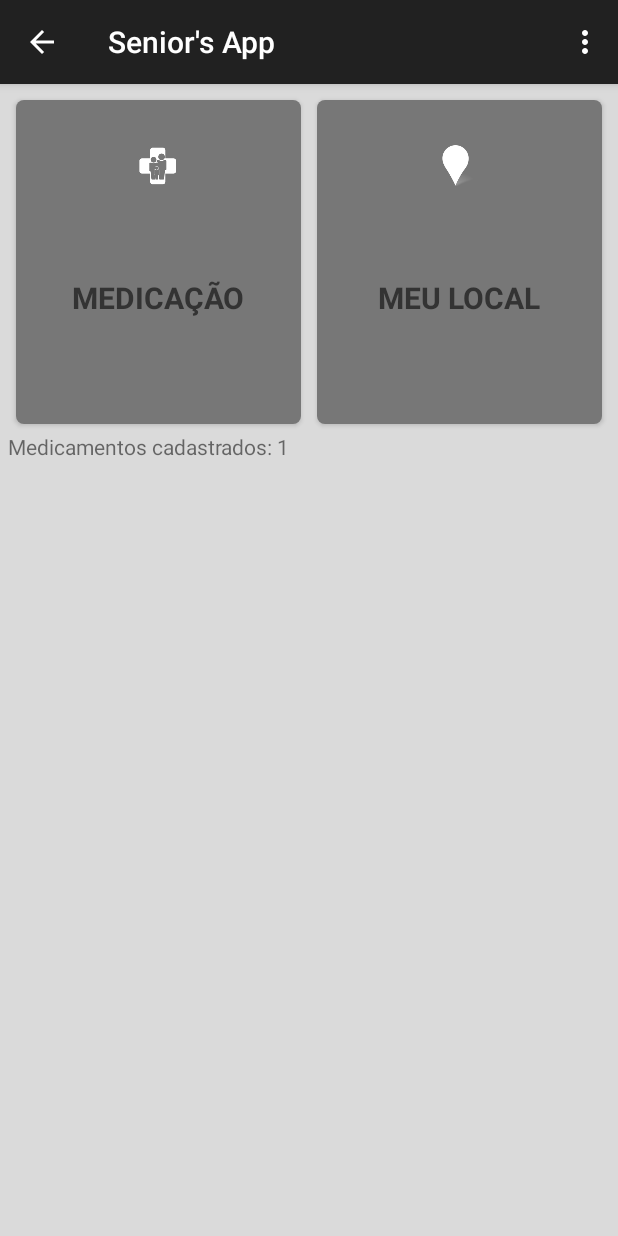
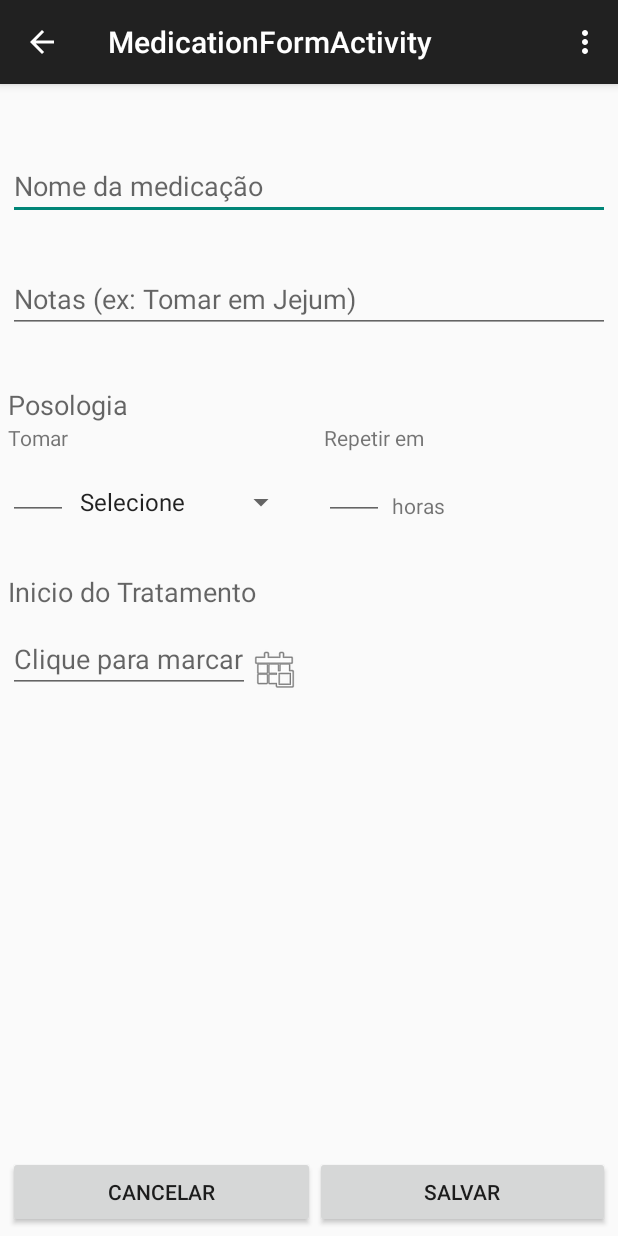
Before and after one commit to fabricaM8/seniorsApp, an Android app: the screen it shows after launch (DashboardActivity before the commit, MedicationFormActivity after it), after a tap on "MEDICAÇÃO", on a phone screen of 412 x 824 dp. Run offline under Robolectric (Android 15) with nearby library versions, the phone set to English and light mode, and no system bars; 2 statements that could not run were skipped.

Commit message:
Formulario de criacao de medicamento atualizado

```diff
--- a/app/build.gradle
+++ b/app/build.gradle
@@ -11,7 +11,7 @@ android {
     buildToolsVersion "21.1.2"
     defaultConfig {
         applicationId "br.com.fabricam8.seniorsapp"
-        minSdkVersion 16
+        minSdkVersion 14
         targetSdkVersion 21
         versionCode 1
         versionName "1.0"
--- a/app/src/main/java/br/com/fabricam8/seniorsapp/DashboardActivity.java
+++ b/app/src/main/java/br/com/fabricam8/seniorsapp/DashboardActivity.java
@@ -2,7 +2,6 @@ package br.com.fabricam8.seniorsapp;
 
 
 import android.app.Activity;
-import android.content.Context;
 import android.content.Intent;
 import android.os.Bundle;
 import android.support.v4.app.Fragment;
@@ -10,20 +9,13 @@ import android.support.v4.app.FragmentManager;
 import android.support.v4.widget.DrawerLayout;
 import android.support.v7.app.ActionBar;
 import android.support.v7.app.ActionBarActivity;
-import android.util.Log;
 import android.view.LayoutInflater;
 import android.view.Menu;
 import android.view.MenuItem;
 import android.view.View;
 import android.view.ViewGroup;
-import android.widget.TextView;
-
-import java.util.Calendar;
 
 import br.com.fabricam8.seniorsapp.alarm.AlarmPlayerService;
-import br.com.fabricam8.seniorsapp.dal.MedicationDAL;
-import br.com.fabricam8.seniorsapp.domain.Medication;
-import br.com.fabricam8.seniorsapp.enums.Dosage;
 
 public class DashboardActivity extends ActionBarActivity
         implements NavigationDrawerFragment.NavigationDrawerCallbacks {
@@ -84,28 +76,10 @@ public class DashboardActivity extends ActionBarActivity
      * Invoked when clicked on the dashboard.
      * @param v The button which invoked the action.
      */
-    public void runMeds(View v) {
-        Context context = this;
-
-        MedicationDAL db = MedicationDAL.getInstance(context);
-
-        Medication med = new Medication();
-        med.setName("Buscopan");
-        med.setDosage(2);
-        med.setDosageType(Dosage.COMPRIMIDO);
-        med.setPeriodicity(6);
-        med.setDuration(7);
-        med.setNextAlert(Calendar.getInstance().getTime());
-        // creating
-        long id = db.create(med);
-
-        Log.i("Seniors - med", med.toString());
-
-        ((TextView)findViewById(R.id.txtCount)).setText("Medicamentos cadastrados: " + db.count());
-
-        Medication dbMed = db.findOne(id);
-        Log.i("Seniors - db med", dbMed.toString());
-        //NotificationEventService.setupAlarm(this);
+    public void runMeds(View v)
+    {
+        Intent i = new Intent(DashboardActivity.this, MedicationFormActivity.class);
+        startActivity(i);
     }
 
 
--- a/app/src/main/java/br/com/fabricam8/seniorsapp/LocationActivity.java
+++ b/app/src/main/java/br/com/fabricam8/seniorsapp/LocationActivity.java
@@ -31,6 +31,7 @@ import android.os.AsyncTask;
 import android.os.Build;
 import android.os.Bundle;
 import android.support.v4.app.DialogFragment;
+import android.support.v7.app.ActionBarActivity;
 import android.util.Log;
 import android.view.View;
 import android.widget.ProgressBar;
@@ -58,7 +59,7 @@ import br.com.fabricam8.seniorsapp.location.LocationUtils;
  *
  * The update interval is hard-coded to be 5 seconds.
  */
-public class LocationActivity extends BaseActivity implements
+public class LocationActivity extends ActionBarActivity implements
         GoogleApiClient.ConnectionCallbacks, GoogleApiClient.OnConnectionFailedListener,
         LocationListener {
 
--- a/app/src/main/java/br/com/fabricam8/seniorsapp/domain/Medication.java
+++ b/app/src/main/java/br/com/fabricam8/seniorsapp/domain/Medication.java
@@ -111,7 +111,8 @@ public class Medication extends AlertEvent {
 
     @Override
     public String toString() {
-        return String.format("Tomar %1$d %2$s de %5$s, a cada %3$d horas, por %4$s dias",
-                getDosage(), getDosageType().toString(), getPeriodicity(), getDuration(), getName());
+        return String.format("Tomar %1$d %2$s de %5$s, a cada %3$d horas, por %4$s dias (%6$s)",
+                getDosage(), getDosageType().toString(), getPeriodicity(), getDuration(), getName(),
+                    getNextAlert().toString());
     }
 }
--- /dev/null
+++ b/app/src/main/res/layout/activity_medication_form.xml
@@ -0,0 +1,179 @@
+<RelativeLayout xmlns:android="http://schemas.android.com/apk/res/android"
+    xmlns:tools="http://schemas.android.com/tools"
+    android:layout_width="match_parent"
+    android:layout_height="match_parent"
+    android:paddingLeft="@dimen/activity_horizontal_margin"
+    android:paddingRight="@dimen/activity_horizontal_margin"
+    android:paddingTop="@dimen/activity_vertical_margin"
+    android:paddingBottom="@dimen/activity_vertical_margin"
+    android:orientation="vertical"
+    tools:context="br.com.fabricam8.seniorsapp.MedicationFormActivity">
+
+
+    <EditText
+        android:id="@+id/txtMed_Name"
+        android:layout_width="wrap_content"
+        android:layout_height="wrap_content"
+        android:layout_marginTop="40dp"
+        android:layout_alignParentTop="true"
+        android:layout_alignParentLeft="true"
+        android:layout_alignParentRight="true"
+        android:hint="Nome da medicação" />
+
+    <EditText
+        android:id="@+id/txtMed_Description"
+        android:layout_width="wrap_content"
+        android:layout_height="wrap_content"
+        android:inputType="textMultiLine"
+        android:ems="10"
+        android:layout_marginTop="30dp"
+        android:layout_below="@+id/txtMed_Name"
+        android:layout_alignParentLeft="true"
+        android:layout_alignParentRight="true"
+        android:hint="Notas (ex: Tomar em Jejum) " />
+
+    <!--Posologia-->
+
+    <TextView
+        android:id="@+id/lbMed_Posology"
+        android:layout_width="wrap_content"
+        android:layout_height="wrap_content"
+        android:textAppearance="?android:attr/textAppearanceMedium"
+        android:text="Posologia"
+        android:layout_below="@+id/txtMed_Description"
+        android:layout_alignParentLeft="true"
+        android:layout_marginTop="35dp" />
+
+    <LinearLayout
+        android:id="@+id/ltMed_Posology"
+        android:layout_width="match_parent"
+        android:layout_height="wrap_content"
+        android:orientation="horizontal"
+        android:layout_below="@id/lbMed_Posology">
+
+        <RelativeLayout
+            android:layout_width="0dp"
+            android:layout_height="fill_parent"
+            android:layout_weight="0.5"
+            android:orientation="vertical">
+
+            <TextView
+                android:id="@+id/lbMed_Qty"
+                android:layout_width="wrap_content"
+                android:layout_height="wrap_content"
+                android:textAppearance="?android:attr/textAppearanceSmall"
+                android:text="Tomar"
+                android:layout_alignParentLeft="true"
+                android:layout_alignParentStart="true"/>
+
+            <EditText
+                android:id="@+id/txtMed_Dosage"
+                android:layout_width="wrap_content"
+                android:layout_height="wrap_content"
+                android:inputType="numberSigned"
+                android:ems="10"
+                android:maxLength="1"
+                android:layout_below="@+id/lbMed_Qty"
+                android:layout_alignParentLeft="true"
+                android:width="40dp" />
+
+            <Spinner
+                android:id="@+id/spnMedDosageType"
+                android:layout_width="wrap_content"
+                android:layout_height="wrap_content"
+                android:entries="@array/arr_Dosage"
+                android:prompt="@string/dosage_prompt"
+                android:layout_toRightOf="@+id/txtMed_Dosage"
+                android:layout_alignBottom="@+id/txtMed_Dosage"/>
+        </RelativeLayout>
+
+        <RelativeLayout
+            android:layout_width="0dp"
+            android:layout_height="fill_parent"
+            android:layout_weight="0.5"
+            android:paddingLeft="10dp">
+
+            <TextView
+                android:id="@+id/lbMed_Repetition"
+                android:layout_width="wrap_content"
+                android:layout_height="wrap_content"
+                android:textAppearance="?android:attr/textAppearanceSmall"
+                android:text="Repetir em"
+                android:layout_alignParentLeft="true"
+                android:layout_alignParentStart="true"/>
+
+            <EditText
+                android:id="@+id/txtMed_Repetition"
+                android:layout_width="wrap_content"
+                android:layout_height="wrap_content"
+                android:inputType="numberSigned"
+                android:ems="10"
+                android:maxLength="2"
+                android:layout_below="@+id/lbMed_Repetition"
+                android:layout_alignParentLeft="true"
+                android:width="40dp" />
+
+            <TextView
+                android:id="@+id/lbMed_Hours"
+                android:layout_width="wrap_content"
+                android:layout_height="wrap_content"
+                android:textAppearance="?android:attr/textAppearanceSmall"
+                android:text="horas"
+                android:layout_toRightOf="@+id/txtMed_Repetition"
+                android:layout_alignBottom="@+id/txtMed_Repetition"
+                android:paddingLeft="5dp"/>
+        </RelativeLayout>
+    </LinearLayout>
+
+    <!--Inicio Tratamento-->
+
+    <TextView
+        android:id="@+id/lbMed_Start"
+        android:layout_width="wrap_content"
+        android:layout_height="wrap_content"
+        android:textAppearance="?android:attr/textAppearanceMedium"
+        android:text="Inicio do Tratamento"
+        android:layout_below="@+id/ltMed_Posology"
+        android:layout_alignParentLeft="true"
+        android:layout_marginTop="35dp" />
+
+    <EditText
+        android:id="@+id/txtMed_StartTime"
+        android:layout_width="wrap_content"
+        android:layout_height="wrap_content"
+        android:paddingTop="20dp"
+        android:hint="Clique para marcar"
+        android:layout_below="@id/lbMed_Start"
+        android:onClick="showTimePickerDialog" />
+
+    <ImageButton
+        android:id="@+id/img_Cal"
+        android:layout_width="wrap_content"
+        android:layout_height="wrap_content"
+        android:background="@android:drawable/ic_menu_today"
+        android:layout_toRightOf="@id/txtMed_StartTime"
+        android:layout_alignBottom="@id/txtMed_StartTime"
+        android:onClick="showTimePickerDialog" />
+
+    <LinearLayout
+        android:orientation="horizontal"
+        android:layout_width="match_parent"
+        android:layout_height="wrap_content"
+        android:layout_alignParentBottom="true">
+
+        <Button
+            android:layout_weight="0.5"
+            android:layout_width="wrap_content"
+            android:layout_height="wrap_content"
+            android:text="Cancelar"
+            android:onClick="cancel"
+            android:id="@+id/btCancelMedication"/>
+        <Button
+            android:layout_weight="0.5"
+            android:layout_width="wrap_content"
+            android:layout_height="wrap_content"
+            android:text="Salvar"
+            android:onClick="saveMedication"
+            android:id="@+id/btSaveMedication"/>
+    </LinearLayout>
+</RelativeLayout>
--- /dev/null
+++ b/app/src/main/res/menu/menu_medication_form.xml
@@ -0,0 +1,13 @@
+<menu xmlns:android="http://schemas.android.com/apk/res/android"
+    xmlns:app="http://schemas.android.com/apk/res-auto"
+    xmlns:tools="http://schemas.android.com/tools"
+    tools:context="br.com.fabricam8.seniorsapp.MedicationFormActivity">
+
+
+    <item android:id="@+id/action_help_medication" android:title="@string/action_help"
+        android:orderInCategory="100" app:showAsAction="never" />
+    <item android:id="@+id/action_save_medication" android:title="@string/action_save"
+        android:orderInCategory="100" app:showAsAction="never" />
+    <item android:id="@+id/action_cancel_medication" android:title="@string/action_cancel"
+        android:orderInCategory="100" app:showAsAction="never" />
+</menu>
--- a/app/src/main/res/values/strings.xml
+++ b/app/src/main/res/values/strings.xml
@@ -8,6 +8,9 @@
 
     <!-- User interface labels and strings -->
     <string name="action_settings">Configurações</string>
+    <string name="action_save">Salvar</string>
+    <string name="action_help">Ajuda</string>
+    <string name="action_cancel">Cancelar</string>
     <string name="title_activity_location">Minha localização</string>
 
     <!-- Address format -->
@@ -43,13 +46,25 @@
     <string name="request_location_updates_in_progress">Impossível requisitar nova localização (anterior ainda não finalizou)</string>
     <string name="unknown">--Desconhecido--</string>
     <string name="unknown_activity_request_code">Código de solicitação desconhecido %1$d em onActivityResult.</string>
-
-
     <string name="nav_medicacao">Medicação</string>
     <string name="nav_atividades">Atividades Físiscas</string>
     <string name="nav_consultas">Consultas Agendadas</string>
     <string name="navigation_drawer_open">Abrir gaveta</string>
     <string name="navigation_drawer_close">Fechar gaveta</string>
     <string name="alarm_service_label">hora de acordar!!!!</string>
+    <string name="title_activity_medication_form">MedicationFormActivity</string>
 
+
+    <string name="dosage_prompt">Selecione uma dosagem</string>
+    <string-array name="arr_Dosage">
+        <item>Selecione</item>
+        <item>Ampola</item>
+        <item>Cápsula</item>
+        <item>Colher</item>
+        <item>Comprimido</item>
+        <item>Drágea</item>
+        <item>Gota</item>
+        <item>Envelope</item>
+        <item>Supositório</item>
+    </string-array>
 </resources>
```
Also changed, not shown: app/src/main/AndroidManifest.xml (+34 -9 lines), app/src/main/java/br/com/fabricam8/seniorsapp/BaseActivity.java (deleted, +0 -26 lines), app/src/main/java/br/com/fabricam8/seniorsapp/MedicationFormActivity.java (added, +154 -0 lines), app/src/main/java/br/com/fabricam8/seniorsapp/util/FormHelper.java (added, +50 -0 lines), app/src/main/res/layout/fragment_dashboard.xml (+8 -0 lines).
